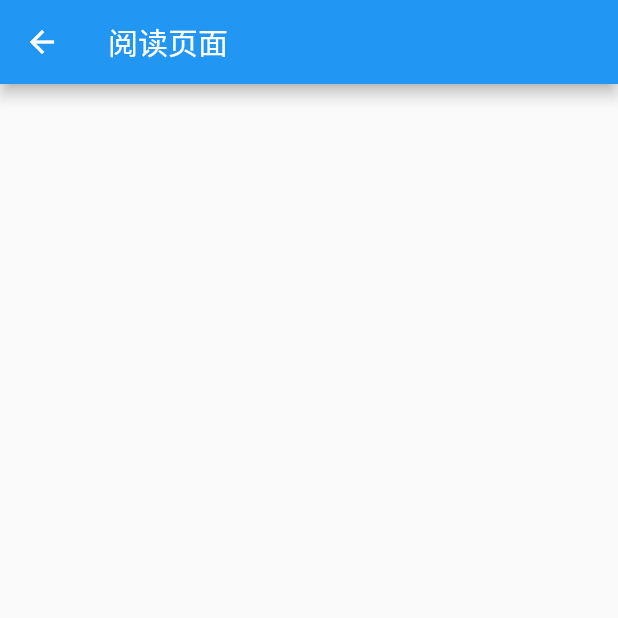
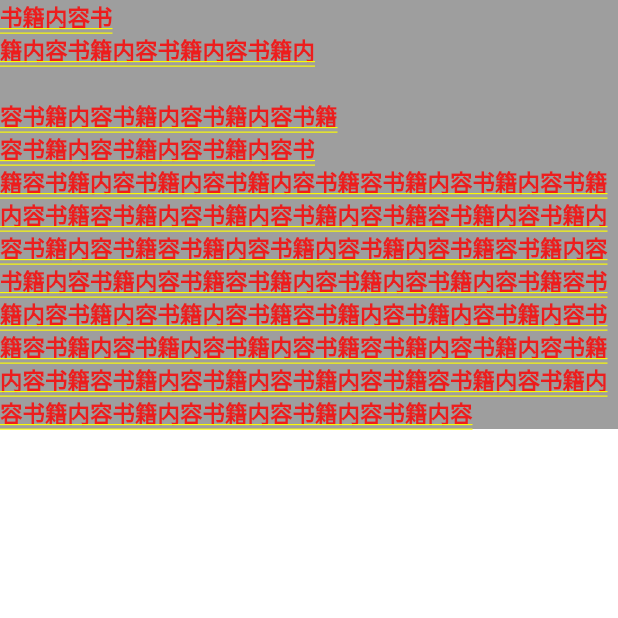
Before and after one commit to Devifish/readme-flutter, a Flutter app: the ReadBook screen opened directly, on a phone screen of 412 x 824 dp, the top half of it. Run offline on Flutter 3.47's test engine with Material 2 defaults, Android fonts, the phone set to English and light mode, and no system bars; our stand-ins replace event_bus, pull_to_refresh; missing offline and left inert: flustars.

Commit message:
add: 添加阅读页面

```diff
--- a/lib/view/book/book_detail.dart
+++ b/lib/view/book/book_detail.dart
@@ -49,10 +49,10 @@ class _BookDetailState extends State<BookDetail> {
           onTap: (index) {
             switch (index) {
               case 0: {
-                _toReadBook();
                 break;
               }
               case 1: {
+                _toReadBook();
                 break;
               }
             }
--- a/lib/view/book/read_book.dart
+++ b/lib/view/book/read_book.dart
@@ -1,3 +1,4 @@
+import 'package:flustars/flustars.dart';
 import 'package:flutter/material.dart';
 
 class ReadBook extends StatefulWidget {
@@ -8,11 +9,66 @@ class ReadBook extends StatefulWidget {
 }
 
 class _ReadBookState extends State<ReadBook> {
+  bool _showTopWidget = false;
+  List<BottomNavigationBarItem> _bottomItems;
+
+  @override
+  void initState() {
+    super.initState();
+
+    _bottomItems = [
+      BottomNavigationBarItem(
+        icon: Icon(Icons.list),
+        label: "目录",
+      ),
+      BottomNavigationBarItem(
+        icon: Icon(Icons.settings),
+        label: "设置",
+      )
+    ];
+  }
+
+  void _changeShowTopWidget() {
+    setState(() {
+      _showTopWidget = !_showTopWidget;
+    });
+  }
 
   @override
   Widget build(BuildContext context) {
-    return Scaffold(
-        appBar: AppBar(title: Text("阅读页面")),
+    return Stack(
+      children: [
+        Container(
+          width: ScreenUtil.getScreenW(context),
+          height: ScreenUtil.getScreenH(context),
+          color: Colors.grey,
+          child: GestureDetector(
+            behavior: HitTestBehavior.opaque,
+            onTap: _changeShowTopWidget,
+            child: Text(
+              "书籍内容书\r\n籍内容书籍内容书籍内容书籍内\r\n\r\n容书籍内容书籍内容书籍内容书籍\r\n容书籍内容书籍内容书籍内容书\r\n籍容书籍内容书籍内容书籍内容书籍容书籍内容书籍内容书籍内容书籍容书籍内容书籍内容书籍内容书籍容书籍内容书籍内容书籍内容书籍容书籍内容书籍内容书籍内容书籍容书籍内容书籍内容书籍内容书籍容书籍内容书籍内容书籍内容书籍容书籍内容书籍内容书籍内容书籍容书籍内容书籍内容书籍内容书籍容书籍内容书籍内容书籍内容书籍容书籍内容书籍内容书籍内容书籍容书籍内容书籍内容书籍内容书籍容书籍内容书籍内容书籍内容书籍内容书籍内容书籍内容书籍内容",
+              style: TextStyle(fontSize: 15),
+            ),
+          ),
+        ),
+        Offstage(
+          offstage: !_showTopWidget,
+          child: Scaffold(
+              backgroundColor: Colors.transparent,
+              appBar: AppBar(title: Text("阅读页面"), actions: [
+                PopupMenuButton(
+                  itemBuilder: (context) => [],
+                )
+              ]),
+              body: GestureDetector(onTap: _changeShowTopWidget),
+              bottomNavigationBar: BottomNavigationBar(
+                unselectedItemColor: Colors.black,
+                selectedItemColor: Colors.black,
+                items: _bottomItems,
+                type: BottomNavigationBarType.fixed,
+              )),
+        )
+      ],
     );
   }
 }
```
